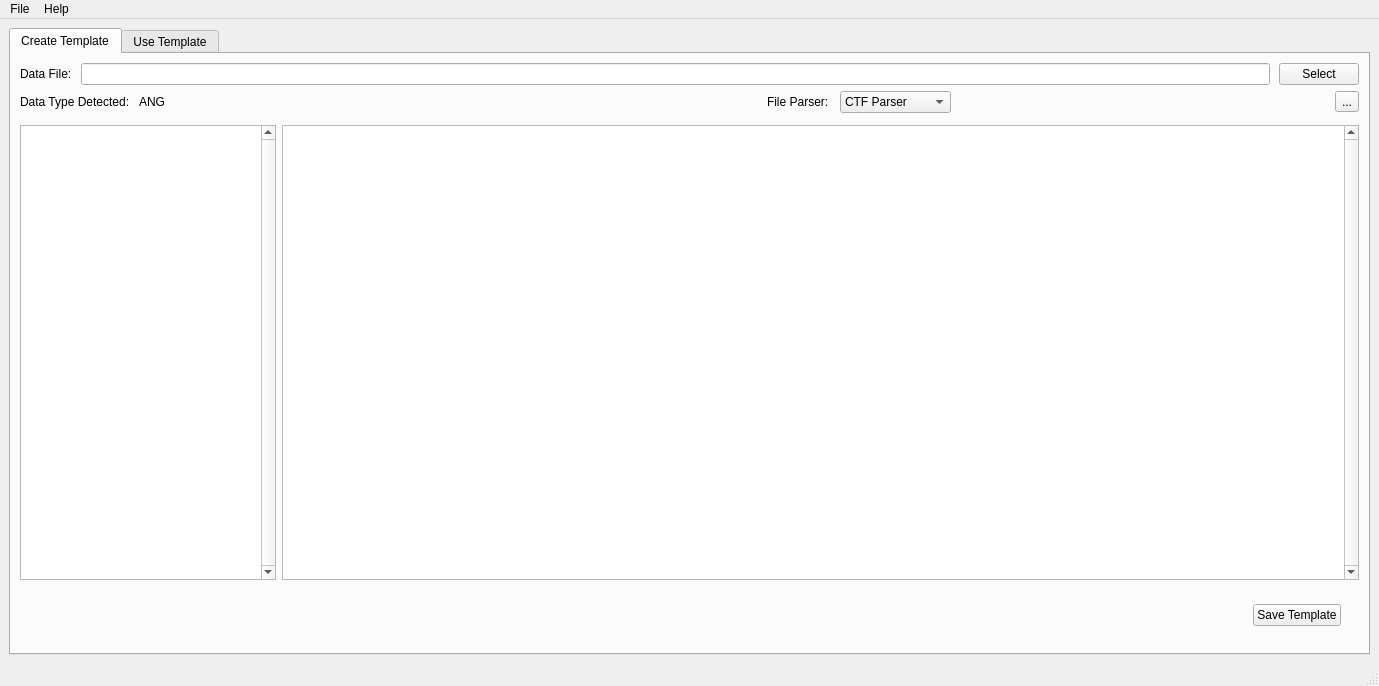
Qt form mainwindow.ui (BlueQuartzSoftware/MetaForge) before a commit.
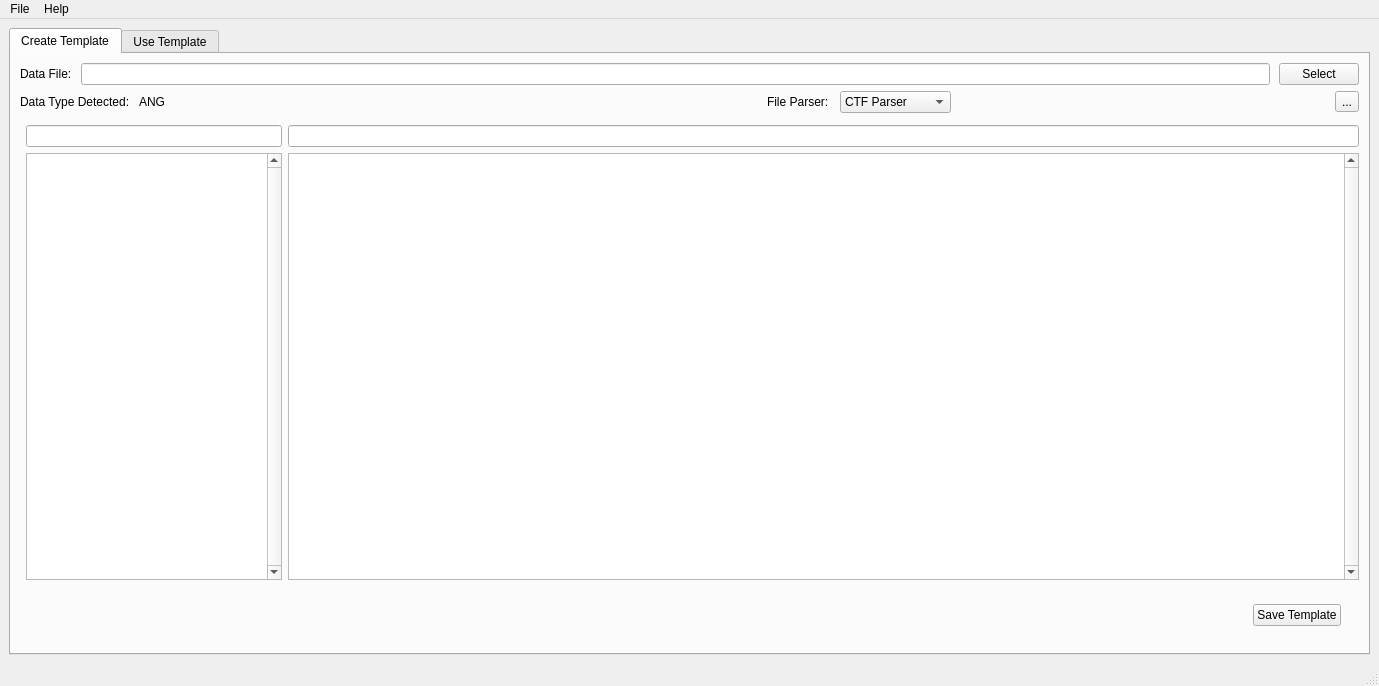
The same form after that commit. The open tabs and pages were chosen to show the change.

Commit message: Removed the type specification in units Implemented filters in createTree and createTable views Added case insensitivity

Diff of the .ui file:
```diff
--- a/mainwindow.ui
+++ b/mainwindow.ui
@@ -30,8 +30,42 @@
        <attribute name="title">
         <string>Create Template</string>
        </attribute>
-       <layout class="QGridLayout" name="gridLayout">
-        <item row="1" column="0">
+       <layout class="QGridLayout" name="gridLayout_5">
+        <item row="0" column="0" colspan="2">
+         <layout class="QHBoxLayout" name="horizontalLayout_2">
+          <property name="spacing">
+           <number>9</number>
+          </property>
+          <item>
+           <widget class="QLabel" name="label_2">
+            <property name="sizePolicy">
+             <sizepolicy hsizetype="Preferred" vsizetype="Preferred">
+              <horstretch>0</horstretch>
+              <verstretch>0</verstretch>
+             </sizepolicy>
+            </property>
+            <property name="text">
+             <string>Data File:</string>
+            </property>
+           </widget>
+          </item>
+          <item>
+           <widget class="QLineEdit" name="dataFileLineEdit">
+            <property name="text">
+             <string/>
+            </property>
+           </widget>
+          </item>
+          <item>
+           <widget class="QPushButton" name="dataFileSelect">
+            <property name="text">
+             <string>Select</string>
+            </property>
+           </widget>
+          </item>
+         </layout>
+        </item>
+        <item row="1" column="0" colspan="2">
          <layout class="QHBoxLayout" name="horizontalLayout_3">
           <property name="spacing">
            <number>9</number>
@@ -133,73 +167,6 @@
           </item>
          </layout>
         </item>
-        <item row="0" column="0">
-         <layout class="QHBoxLayout" name="horizontalLayout_2">
-          <property name="spacing">
-           <number>9</number>
-          </property>
-          <item>
-           <widget class="QLabel" name="label_2">
-            <property name="sizePolicy">
-             <sizepolicy hsizetype="Preferred" vsizetype="Preferred">
-              <horstretch>0</horstretch>
-              <verstretch>0</verstretch>
-             </sizepolicy>
-            </property>
-            <property name="text">
-             <string>Data File:</string>
-            </property>
-           </widget>
-          </item>
-          <item>
-           <widget class="QLineEdit" name="dataFileLineEdit">
-            <property name="text">
-             <string/>
-            </property>
-           </widget>
-          </item>
-          <item>
-           <widget class="QPushButton" name="dataFileSelect">
-            <property name="text">
-             <string>Select</string>
-            </property>
-           </widget>
-          </item>
-         </layout>
-        </item>
-        <item row="3" column="0">
-         <layout class="QHBoxLayout" name="horizontalLayout_4">
-          <item>
-           <widget class="QTreeView" name="metadataTreeView">
-            <property name="sizePolicy">
-             <sizepolicy hsizetype="Maximum" vsizetype="Expanding">
-              <horstretch>0</horstretch>
-              <verstretch>0</verstretch>
-             </sizepolicy>
-            </property>
-            <property name="verticalScrollBarPolicy">
-             <enum>Qt::ScrollBarAlwaysOn</enum>
-            </property>
-            <property name="alternatingRowColors">
-             <bool>true</bool>
-            </property>
-           </widget>
-          </item>
-          <item>
-           <widget class="QTableView" name="metadataTableView">
-            <property name="verticalScrollBarPolicy">
-             <enum>Qt::ScrollBarAlwaysOn</enum>
-            </property>
-            <property name="alternatingRowColors">
-             <bool>true</bool>
-            </property>
-            <attribute name="horizontalHeaderStretchLastSection">
-             <bool>true</bool>
-            </attribute>
-           </widget>
-          </item>
-         </layout>
-        </item>
         <item row="2" column="0">
          <widget class="QWidget" name="widget_3" native="true">
           <property name="minimumSize">
@@ -227,7 +194,59 @@
           </layout>
          </widget>
         </item>
-        <item row="4" column="0">
+        <item row="3" column="1">
+         <layout class="QGridLayout" name="gridLayout">
+          <item row="0" column="0">
+           <widget class="QLineEdit" name="createTemplateTreeSearchBar"/>
+          </item>
+          <item row="0" column="1">
+           <widget class="QLineEdit" name="createTemplateListSearchBar">
+            <property name="sizePolicy">
+             <sizepolicy hsizetype="Expanding" vsizetype="Fixed">
+              <horstretch>1</horstretch>
+              <verstretch>0</verstretch>
+             </sizepolicy>
+            </property>
+           </widget>
+          </item>
+          <item row="1" column="0">
+           <widget class="QTreeView" name="metadataTreeView">
+            <property name="sizePolicy">
+             <sizepolicy hsizetype="Preferred" vsizetype="Expanding">
+              <horstretch>0</horstretch>
+              <verstretch>0</verstretch>
+             </sizepolicy>
+            </property>
+            <property name="verticalScrollBarPolicy">
+             <enum>Qt::ScrollBarAlwaysOn</enum>
+            </property>
+            <property name="alternatingRowColors">
+             <bool>true</bool>
+            </property>
+           </widget>
+          </item>
+          <item row="1" column="1">
+           <widget class="QTableView" name="metadataTableView">
+            <property name="sizePolicy">
+             <sizepolicy hsizetype="Expanding" vsizetype="Expanding">
+              <horstretch>1</horstretch>
+              <verstretch>0</verstretch>
+             </sizepolicy>
+            </property>
+            <property name="verticalScrollBarPolicy">
+             <enum>Qt::ScrollBarAlwaysOn</enum>
+            </property>
+            <property name="alternatingRowColors">
+             <bool>true</bool>
+            </property>
+            <attribute name="horizontalHeaderStretchLastSection">
+             <bool>true</bool>
+            </attribute>
+           </widget>
+          </item>
+         </layout>
+        </item>
+        <item row="4" column="0" colspan="2">
          <widget class="QWidget" name="widget" native="true">
           <property name="minimumSize">
            <size>
```
Left out of the diff: 2 changed lines with no effect on the pictures. The commit also changes 3 other files.
